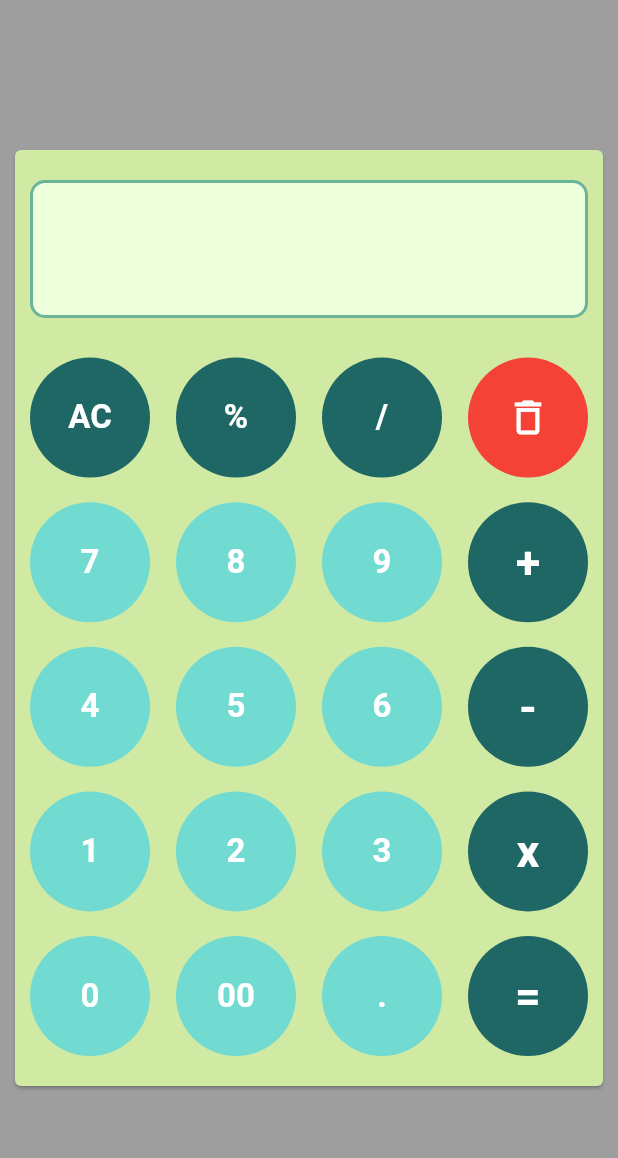
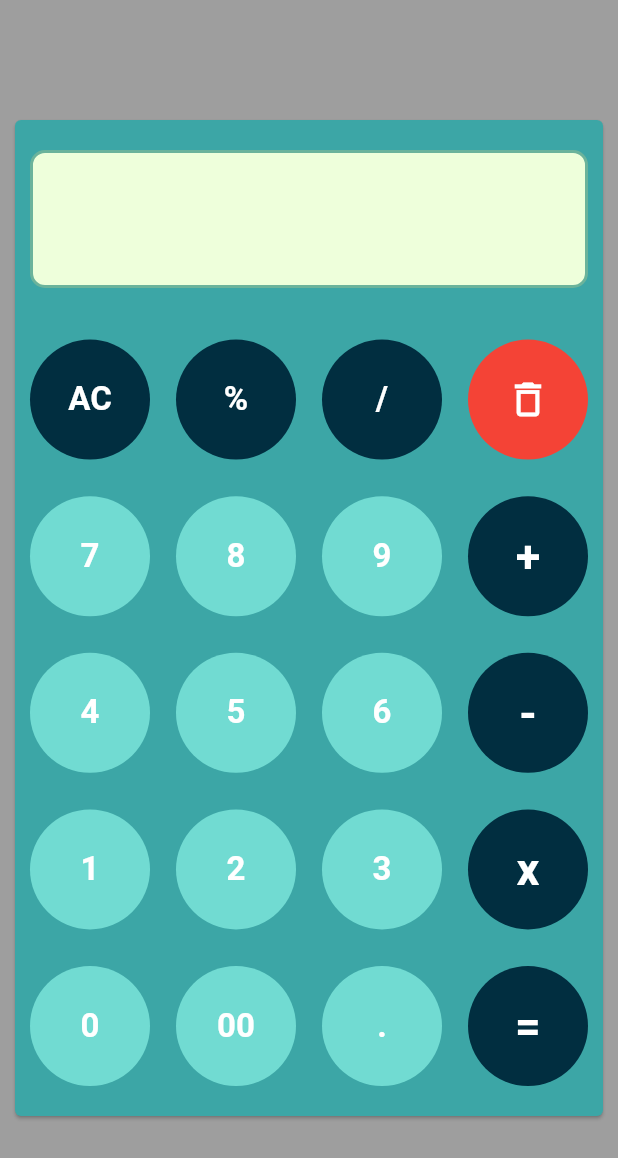
Before and after one commit to JamersonCarlos/flutter_calculator, a Flutter app: the screen it shows after launch, on a phone screen of 412 x 824 dp. Shown: the top 1158 px of the screen. Run offline on Flutter 3.47's test engine with Material 2 defaults, Android fonts, the phone set to English and light mode, and no system bars.

Commit message:
color change

```diff
--- a/lib/pages/calculator.dart
+++ b/lib/pages/calculator.dart
@@ -21,8 +21,8 @@ class _CalculatorState extends State<Calculator> {
       body: Center(
         child: Card(
           margin:
-              const EdgeInsets.only(top: 100, bottom: 100, left: 10, right: 10),
-          color: const Color(0xFFd0eaa3),
+              const EdgeInsets.only(top: 80, bottom: 80, left: 10, right: 10),
+          color: const Color(0xFF3CA6A6),
           child: Column(
             mainAxisAlignment: MainAxisAlignment.spaceBetween,
             children: [
@@ -57,12 +57,12 @@ class _CalculatorState extends State<Calculator> {
                 children: [
                   createButton(
                       elementButton: "AC",
-                      colorButton: const Color(0xFF1f6764),
+                      colorButton: const Color(0xFF012E40),
                       paddingLeft: 10),
                   createButton(
-                      elementButton: "%", colorButton: const Color(0xFF1f6764)),
+                      elementButton: "%", colorButton: const Color(0xFF012E40)),
                   createButton(
-                      elementButton: "/", colorButton: const Color(0xFF1f6764)),
+                      elementButton: "/", colorButton: const Color(0xFF012E40)),
                   createButton(
                       elementButton: "delet",
                       colorButton: Colors.red,
@@ -83,7 +83,7 @@ class _CalculatorState extends State<Calculator> {
                       elementButton: "9", colorButton: const Color(0xFF71dbd2)),
                   createButton(
                       elementButton: "+",
-                      colorButton: const Color(0xFF1f6764),
+                      colorButton: const Color(0xFF012E40),
                       paddingRight: 10,
                       fontSize: 30),
                 ],
@@ -101,7 +101,7 @@ class _CalculatorState extends State<Calculator> {
                       elementButton: "6", colorButton: const Color(0xFF71dbd2)),
                   createButton(
                       elementButton: "-",
-                      colorButton: const Color(0xFF1f6764),
+                      colorButton: const Color(0xFF012E40),
                       paddingRight: 10,
                       fontSize: 30),
                 ],
@@ -119,7 +119,7 @@ class _CalculatorState extends State<Calculator> {
                       elementButton: "3", colorButton: const Color(0xFF71dbd2)),
                   createButton(
                       elementButton: "x",
-                      colorButton: const Color(0xFF1f6764),
+                      colorButton: const Color(0xFF012E40),
                       paddingRight: 10,
                       fontSize: 30),
                 ],
@@ -144,7 +144,7 @@ class _CalculatorState extends State<Calculator> {
                   ),
                   createButton(
                       elementButton: "=",
-                      colorButton: const Color(0xFF1f6764),
+                      colorButton: const Color(0xFF012E40),
                       paddingRight: 10,
                       fontSize: 30,
                       paddingBottom: 20),
```
